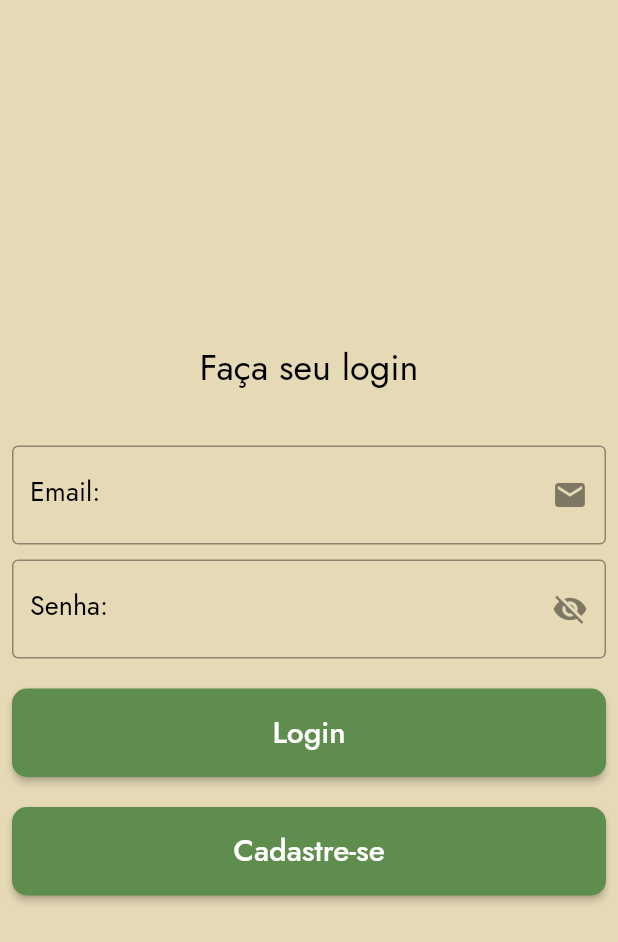
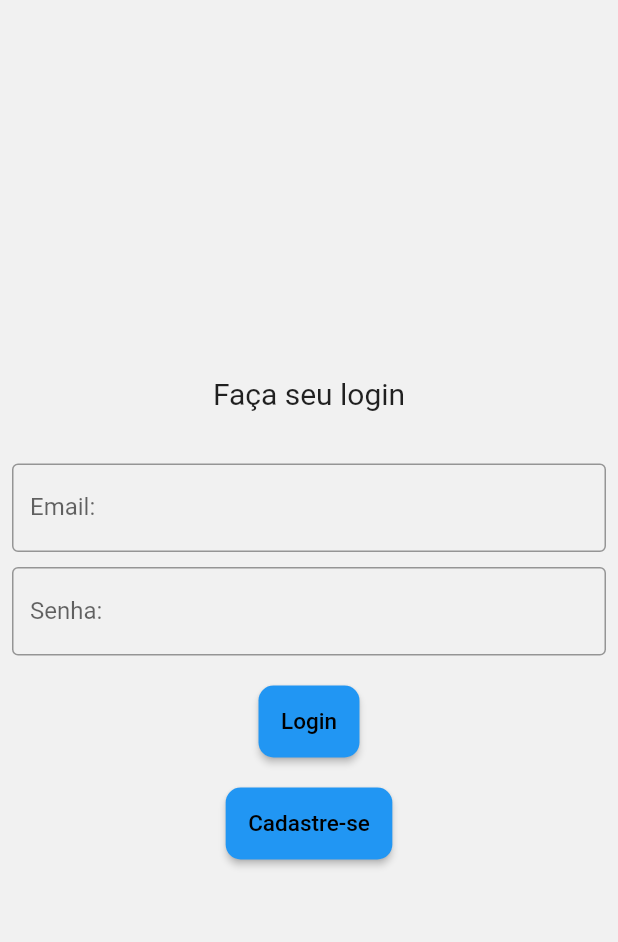
Before and after one commit to Xeviousbr/otchi, a Flutter app: the screen it shows after launch, on a phone screen of 412 x 824 dp. Shown: the top 942 px of the screen. Run offline on Flutter 3.47's test engine with Material 2 defaults, Android fonts, the phone set to English and light mode, and no system bars; our stand-ins replace cloud_firestore, firebase_auth, firebase_core, firebase_crashlytics; accounts and stored records are empty.

Commit message:
Revert "style:criando tema de cores para componentes e papara telas"

```diff
--- a/lib/components/theme.dart
+++ /dev/null
@@ -1,46 +0,0 @@
-import 'package:flutter/material.dart';
-import 'package:google_fonts/google_fonts.dart';
-
-ThemeData theme() {
-  final theme = ThemeData();
-  final textTheme = GoogleFonts.jostTextTheme(theme.textTheme);
-
-  return ThemeData(
-    appBarTheme: const AppBarTheme(
-      backgroundColor: Color(0xff5F8D4E),
-    ),
-    scaffoldBackgroundColor: const Color(0xffE5D9B6),
-    textTheme: textTheme.copyWith(
-      titleLarge: textTheme.titleLarge?.copyWith(color: Colors.white),
-      titleMedium: textTheme.titleMedium?.copyWith(
-        fontSize: 24,
-        color: Colors.black,
-      ),
-      bodySmall: textTheme.bodySmall?.copyWith(
-        color: Colors.black,
-      ),
-      bodyMedium: textTheme.bodyMedium?.copyWith(
-        color: Colors.black,
-        fontSize: 18,
-      ),
-      bodyLarge: textTheme.bodyLarge?.copyWith(
-        color: Colors.white,
-        fontSize: 20,
-      ),
-    ),
-    drawerTheme: const DrawerThemeData(backgroundColor: Color(0xffE5D9B6)),
-    hintColor: Colors.black,
-    elevatedButtonTheme: ElevatedButtonThemeData(
-      style: ButtonStyle(
-        backgroundColor: MaterialStateProperty.all(
-          const Color(0xff5F8D4E),
-        ),
-      ),
-    ),
-    cardTheme: const CardTheme(color: Color(0xff5F8D4E)),
-    listTileTheme: const ListTileThemeData(
-      tileColor: Color(0xffE5D9B6),
-    ),
-  );
-  //floatingActionButtonTheme: FloatingActionButton());
-}
--- a/lib/main.dart
+++ b/lib/main.dart
@@ -2,7 +2,7 @@ import 'package:firebase_core/firebase_core.dart';
 import 'package:firebase_crashlytics/firebase_crashlytics.dart';
 import 'package:flutter/foundation.dart';
 import 'package:flutter/material.dart';
-import 'package:ot/components/theme.dart';
+import 'package:ot/services/auth_service.dart';
 
 import 'firebase_options.dart';
 import 'pages/cadastrar_tarefa.dart';
@@ -34,16 +34,27 @@ class MyApp extends StatelessWidget {
 
   @override
   Widget build(BuildContext context) {
+    return StreamBuilder<bool>(
+        stream: AuthService.estaLogado(),
+        builder: (context, snapshot) {
+          if (snapshot.data == null) {
+            return const Center(
+              child: CircularProgressIndicator(),
+            );
+          }
           return MaterialApp(
             title: 'OT - Organizador de Tarefas',
-      theme: theme(),
+            theme: ThemeData(
+              primarySwatch: Colors.blue,
+            ),
             routes: {
-        '/login': (_) => const LoginPage(),
-        '/cadastrar_tarefa': (_) => const CadastrarTarefa(),
+              '/login': (_) => LoginPage(),
+              '/cadastrar_tarefa': (_) => CadastrarTarefa(),
               '/home': (_) => const HomePage(),
               '/cadastro_user': (_) => const RegisterPage(),
             },
-      home: const LoginPage(),
+            home: snapshot.data! ? const HomePage() : LoginPage(),
           );
+        });
   }
 }
--- a/lib/pages/login_page/login_page.dart
+++ b/lib/pages/login_page/login_page.dart
@@ -1,8 +1,7 @@
 import 'package:flutter/material.dart';
+import 'package:ot/services/auth_service.dart';
 
 class LoginPage extends StatefulWidget {
-  const LoginPage({super.key});
-
   @override
   State<LoginPage> createState() => _LoginPageState();
 }
@@ -10,20 +9,19 @@ class LoginPage extends StatefulWidget {
 class _LoginPageState extends State<LoginPage> {
   String email = '';
   String password = '';
-  bool isPasswordVisible = true;
 
   @override
   Widget build(BuildContext context) {
-    final theme = Theme.of(context);
     return Scaffold(
+      backgroundColor: const Color.fromARGB(255, 241, 241, 241),
       body: Padding(
         padding: const EdgeInsets.all(8.0),
         child: Column(
           mainAxisAlignment: MainAxisAlignment.center,
           children: [
-            Text(
+            const Text(
               "Faça seu login",
-              style: theme.textTheme.titleMedium,
+              style: TextStyle(fontSize: 20),
             ),
             const SizedBox(
               height: 35,
@@ -32,10 +30,8 @@ class _LoginPageState extends State<LoginPage> {
               onChanged: (text) {
                 email = text;
               },
-              style: theme.textTheme.bodyMedium,
               keyboardType: TextInputType.emailAddress,
               decoration: const InputDecoration(
-                suffixIcon: Icon(Icons.email),
                 labelText: "Email:",
                 border: OutlineInputBorder(),
               ),
@@ -47,47 +43,47 @@ class _LoginPageState extends State<LoginPage> {
               onChanged: (text) {
                 password = text;
               },
-              style: theme.textTheme.bodyMedium,
-              obscureText: isPasswordVisible,
-              decoration: InputDecoration(
-                suffixIcon: IconButton(
-                  icon: isPasswordVisible
-                      ? const Icon(Icons.visibility_off)
-                      : const Icon(Icons.visibility),
-                  onPressed: () =>
-                      setState(() => isPasswordVisible = !isPasswordVisible),
-                ),
+              obscureText: true,
+              decoration: const InputDecoration(
                 labelText: "Senha:",
-                border: const OutlineInputBorder(),
+                border: OutlineInputBorder(),
               ),
             ),
             const SizedBox(
               height: 20,
             ),
-            SizedBox(
-              width: double.infinity,
-              child: ElevatedButton(
+            ElevatedButton(
               style: ElevatedButton.styleFrom(
-                  shape: RoundedRectangleBorder(
-                      borderRadius: BorderRadius.circular(10)),
+                shape: RoundedRectangleBorder(borderRadius: BorderRadius.circular(10)),
+                /* backgroundColor: Color(0xFF33b1d0),
+                  textStyle: TextStyle(
+                    fontSize: 20,
+                  ),*/
                 padding: const EdgeInsets.all(15),
               ),
-                onPressed: () {},
-                child: Text(
+              onPressed: () {
+                AuthService.login(email, password).then((logou) {
+                  setState(() {
+                    if (logou) {
+                      Navigator.of(context).pushNamed('/home');
+                    } else {
+                      debugPrint("login invalido");
+                      ScaffoldMessenger.of(context).showSnackBar(snackBar);
+                    }
+                  });
+                });
+              },
+              child: const Text(
                 "Login",
-                  style: theme.textTheme.bodyLarge,
-                ),
+                style: TextStyle(color: Colors.black, fontSize: 15),
               ),
             ),
             const SizedBox(
               height: 20,
             ),
-            SizedBox(
-              width: double.infinity,
-              child: ElevatedButton(
+            ElevatedButton(
               style: ElevatedButton.styleFrom(
-                  shape: RoundedRectangleBorder(
-                      borderRadius: BorderRadius.circular(10)),
+                shape: RoundedRectangleBorder(borderRadius: BorderRadius.circular(10)),
                 /* backgroundColor: Color(0xFF33b1d0),
                   textStyle: TextStyle(
                     fontSize: 20,
@@ -97,10 +93,9 @@ class _LoginPageState extends State<LoginPage> {
               onPressed: () {
                 Navigator.of(context).pushNamed('/cadastro_user');
               },
-                child: Text(
+              child: const Text(
                 "Cadastre-se",
-                  style: theme.textTheme.bodyLarge,
-                ),
+                style: TextStyle(color: Colors.black, fontSize: 15),
               ),
             )
           ],
@@ -110,6 +105,5 @@ class _LoginPageState extends State<LoginPage> {
   }
 
   final snackBar = const SnackBar(
-      content: Text("Usuário ou senha incorretos", textAlign: TextAlign.center),
-      backgroundColor: Colors.redAccent);
+      content: Text("Usuário ou senha incorretos", textAlign: TextAlign.center), backgroundColor: Colors.redAccent);
 }
--- a/pubspec.yaml
+++ b/pubspec.yaml
@@ -29,7 +29,6 @@ environment:
 # http: ^0.12.0+2
 dependencies:
   http: ^0.13.5
-  shared_preferences: ^2.0.15
   flutter:
     sdk: flutter
 
@@ -39,10 +38,9 @@ dependencies:
   cupertino_icons: ^1.0.2
   firebase_core: ^2.2.0
   firebase_crashlytics: ^3.0.5
-  google_fonts: ^3.0.1
+  cloud_firestore: ^4.1.0
+  uuid: ^3.0.7
   firebase_auth: ^4.1.3
-  uuid: ^3.0.7
-  cloud_firestore: ^4.1.0
 
 dev_dependencies:
   flutter_test:
```
Also changed, not shown: lib/pages/cadastrar_tarefa.dart (+36 -67 lines), lib/pages/home/home_page.dart (+2 -8 lines), lib/pages/home/tarefa_item_component.dart (+8 -16 lines), lib/pages/register_page/register_page.dart (+23 -33 lines), lib/services/api.dart (+2 -9 lines), pubspec.lock. Lines whose indentation alone changed are shown as unchanged.
